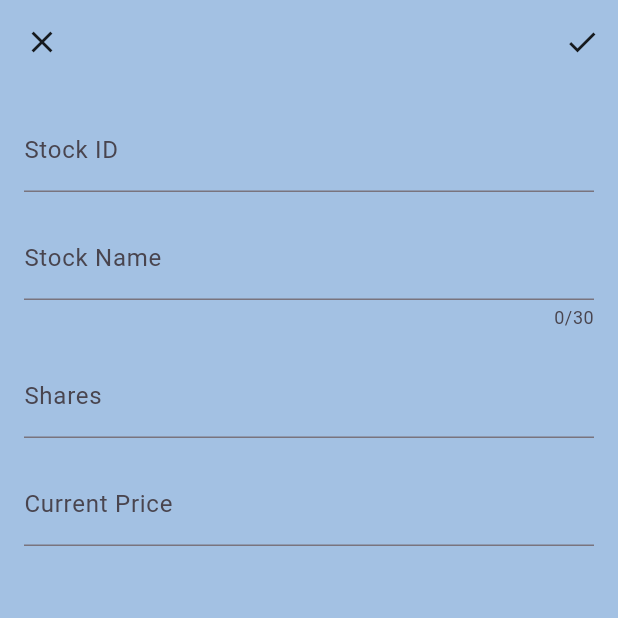
After one commit to Lana0211/FMS, a Flutter app: the screen it shows after launch, item 3 of the bottom bar chosen, after a tap on the "add" icon, on a phone screen of 412 x 824 dp, the top half of it. The commit adds this screen. Run offline on Flutter 3.47's test engine with Material 3 defaults, Android fonts, the phone set to English and light mode, and no system bars; our stand-ins replace fl_chart, month_picker_dialog; Roboto replaces fonts that are missing (Montserrat).

Commit message:
stock & stock_add

```diff
--- a/lib/stock.dart
+++ b/lib/stock.dart
@@ -1,4 +1,5 @@
 import 'package:flutter/material.dart';
+import 'stock_add.dart';
 
 class StockScreen extends StatefulWidget {
   @override
@@ -17,6 +18,19 @@ class _StockScreenState extends State<StockScreen> {
     return Scaffold(
       appBar: AppBar(
         title: Text('Stocks'),
+        actions: [
+          IconButton(
+            icon: Icon(Icons.add),
+            iconSize: 30.0,
+            onPressed: () {
+              Navigator.of(context).push(
+                MaterialPageRoute(
+                  builder: (context) => StockAddScreen(),
+                ),
+              );
+            },
+          ),
+        ],
         bottom: PreferredSize(
           preferredSize: Size.fromHeight(80.0),
           child: Column(
--- /dev/null
+++ b/lib/stock_add.dart
@@ -0,0 +1,98 @@
+import 'package:flutter/material.dart';
+import 'package:flutter/services.dart';
+
+class StockAddScreen extends StatefulWidget {
+  @override
+  _StockAddScreenState createState() => _StockAddScreenState();
+}
+
+class _StockAddScreenState extends State<StockAddScreen> {
+  TextEditingController idController = TextEditingController();
+  TextEditingController nameController = TextEditingController();
+  TextEditingController sharesController = TextEditingController();
+  TextEditingController priceController = TextEditingController();
+
+  @override
+  Widget build(BuildContext context) {
+    return Scaffold(
+      appBar: AppBar(
+        leading: IconButton(
+          icon: const Icon(Icons.close),
+          onPressed: () {
+            // 不儲存，返回到 StockScreen
+            Navigator.of(context).pop();
+          },
+        ),
+        actions: [
+          IconButton(
+            icon: const Icon(Icons.check),
+            onPressed: () {
+              // 儲存資料，返回到 StockScreen，並顯示新增的 stock
+              _saveDataAndReturnToStockScreen();
+            },
+          ),
+        ],
+      ),
+      body: Padding(
+        padding: const EdgeInsets.all(16.0),
+        child: Column(
+          crossAxisAlignment: CrossAxisAlignment.start,
+          children: [
+            TextField(
+              controller: idController,
+              keyboardType: TextInputType.number,
+              inputFormatters: <TextInputFormatter>[
+                FilteringTextInputFormatter.digitsOnly,
+              ],
+              decoration: const InputDecoration(
+                labelText: 'Stock ID',
+              ),
+            ),
+            const SizedBox(height: 16),
+            TextField(
+              controller: nameController,
+              maxLength: 30,
+              decoration: const InputDecoration(
+                labelText: 'Stock Name',
+              ),
+            ),
+            const SizedBox(height: 16),
+            TextField(
+              controller: sharesController,
+              keyboardType: TextInputType.number,
+              inputFormatters: <TextInputFormatter>[
+                FilteringTextInputFormatter.digitsOnly,
+              ],
+              decoration: const InputDecoration(
+                labelText: 'Shares',
+              ),
+            ),
+            const SizedBox(height: 16),
+            TextField(
+              controller: priceController,
+              keyboardType: TextInputType.number,
+              inputFormatters: <TextInputFormatter>[
+                FilteringTextInputFormatter.allow(
+                  RegExp(r'^\d+\.?\d{0,2}$'),
+                ),
+              ],
+              decoration: const InputDecoration(
+                labelText: 'Current Price',
+              ),
+            ),
+          ],
+        ),
+      ),
+    );
+  }
+
+  void _saveDataAndReturnToStockScreen() {
+    // TODO: Add logic to save data to the database
+
+    // Simulate a delay (replace with your actual saving logic)
+    Future.delayed(const Duration(seconds: 2), () {
+      // 儲存完成，返回到 StockScreen
+      Navigator.of(context).pop();
+    });
+  }
+}
```
